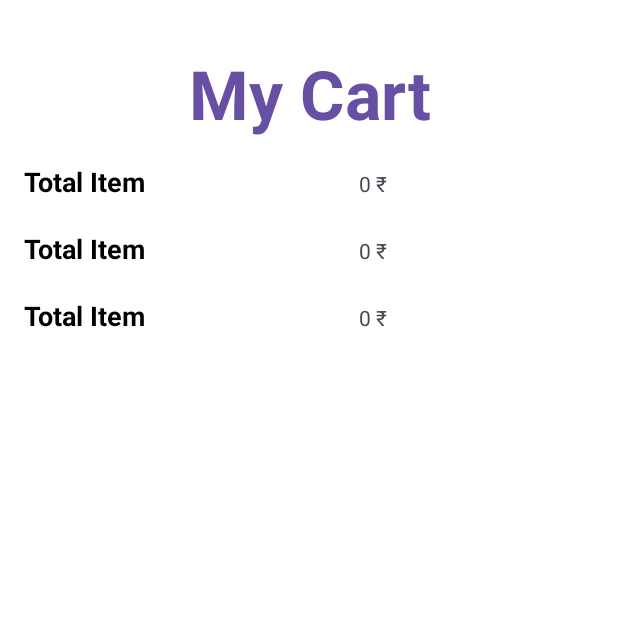
After one commit to Rachil23/FoodEase, an Android app: the MainActivity9 screen opened directly, with no data from a screen before it, on a phone screen of 412 x 824 dp, the top half of it. The commit adds this screen. Run offline under Robolectric (Android 15) with nearby library versions, the phone set to English and light mode, and no system bars.

Commit message:
Buttons and UI changes

```diff
--- a/app/src/main/AndroidManifest.xml
+++ b/app/src/main/AndroidManifest.xml
@@ -12,6 +12,18 @@
         android:supportsRtl="true"
         android:theme="@style/Theme.FOODEASEAPP"
         tools:targetApi="31">
+        <activity
+            android:name=".MainActivity10"
+            android:exported="true">
+            <intent-filter>
+                <action android:name="android.intent.action.MAIN" />
+
+                <category android:name="android.intent.category.LAUNCHER" />
+            </intent-filter>
+        </activity>
+        <activity
+            android:name=".MainActivity9"
+            android:exported="false" />
         <activity
             android:name=".MainActivity8"
             android:exported="false" />
--- a/app/src/main/java/com/example/foodeaseapp/MainActivity4.java
+++ b/app/src/main/java/com/example/foodeaseapp/MainActivity4.java
@@ -2,26 +2,38 @@ package com.example.foodeaseapp;
 
 import androidx.appcompat.app.AppCompatActivity;
 
+import android.annotation.SuppressLint;
 import android.os.Bundle;
 import android.view.View;
 import android.widget.Button;
+import android.widget.EditText;
 import android.widget.Toast;
 
 public class MainActivity4 extends AppCompatActivity implements View.OnClickListener {
     private Button button;
 
+    EditText id_email;
 
 
     @Override
     protected void onCreate(Bundle savedInstanceState) {
+
+
+
         super.onCreate(savedInstanceState);
         setContentView(R.layout.activity_main4);
-
+        id_email=findViewById(R.id.delivery_address);
         button = findViewById(R.id.button7);
         button.setOnClickListener(this);
     }
 
     public void onClick(View view){
-        Toast.makeText(MainActivity4.this,"Order confirmed ", Toast.LENGTH_SHORT).show();
+        String d_address = id_email.getText().toString();
+        if(d_address.length()==0)
+        {
+            Toast.makeText(MainActivity4.this,"Enter Address ", Toast.LENGTH_SHORT).show();
+        }
+        else{
+        Toast.makeText(MainActivity4.this,"Order confirmed ", Toast.LENGTH_SHORT).show();}
     }
 }
--- /dev/null
+++ b/app/src/main/java/com/example/foodeaseapp/MainActivity9.java
@@ -0,0 +1,14 @@
+package com.example.foodeaseapp;
+
+import androidx.appcompat.app.AppCompatActivity;
+
+import android.os.Bundle;
+
+public class MainActivity9 extends AppCompatActivity {
+
+    @Override
+    protected void onCreate(Bundle savedInstanceState) {
+        super.onCreate(savedInstanceState);
+        setContentView(R.layout.activity_main9);
+    }
+}
--- /dev/null
+++ b/app/src/main/res/layout/activity_main10.xml
@@ -0,0 +1,10 @@
+<?xml version="1.0" encoding="utf-8"?>
+<androidx.constraintlayout.widget.ConstraintLayout xmlns:android="http://schemas.android.com/apk/res/android"
+    xmlns:app="http://schemas.android.com/apk/res-auto"
+    xmlns:tools="http://schemas.android.com/tools"
+    android:layout_width="match_parent"
+    android:layout_height="match_parent"
+    tools:context=".MainActivity10"
+    android:background="@drawable/login">
+
+</androidx.constraintlayout.widget.ConstraintLayout>
--- a/app/src/main/res/layout/activity_main4.xml
+++ b/app/src/main/res/layout/activity_main4.xml
@@ -27,7 +27,7 @@
         app:layout_constraintVertical_bias="0.333" />
 
     <EditText
-        android:id="@+id/editTextTextEmailAddress"
+        android:id="@+id/delivery_address"
         android:layout_width="302dp"
         android:layout_height="55dp"
         android:layout_marginStart="45dp"
@@ -55,6 +55,6 @@
         app:layout_constraintEnd_toEndOf="parent"
         app:layout_constraintHorizontal_bias="0.313"
         app:layout_constraintStart_toStartOf="parent"
-        app:layout_constraintTop_toBottomOf="@+id/editTextTextEmailAddress"
+        app:layout_constraintTop_toBottomOf="@+id/delivery_address"
         app:layout_constraintVertical_bias="0.615" />
 </androidx.constraintlayout.widget.ConstraintLayout>
--- a/app/src/main/res/layout/activity_main8.xml
+++ b/app/src/main/res/layout/activity_main8.xml
@@ -140,4 +140,5 @@
         app:layout_constraintBottom_toBottomOf="parent"
         app:layout_constraintStart_toStartOf="parent"
         app:layout_constraintTop_toBottomOf="@+id/button25" />
+
 </androidx.constraintlayout.widget.ConstraintLayout>
--- /dev/null
+++ b/app/src/main/res/layout/activity_main9.xml
@@ -0,0 +1,124 @@
+<?xml version="1.0" encoding="utf-8"?>
+<androidx.constraintlayout.widget.ConstraintLayout xmlns:android="http://schemas.android.com/apk/res/android"
+    xmlns:app="http://schemas.android.com/apk/res-auto"
+    xmlns:tools="http://schemas.android.com/tools"
+    android:layout_width="match_parent"
+    android:layout_height="match_parent"
+    tools:context=".MainActivity9"
+    android:background="@color/simplebackgroundcolor">
+
+
+    <ScrollView
+        android:layout_width="match_parent"
+        android:layout_height="match_parent"
+        tools:layout_editor_absoluteX="0dp"
+        tools:layout_editor_absoluteY="-16dp">
+
+        <LinearLayout
+            android:layout_width="match_parent"
+            android:layout_height="wrap_content"
+            android:orientation="vertical">
+
+            <TextView
+                android:id="@+id/textView4"
+                android:layout_width="match_parent"
+                android:layout_height="wrap_content"
+                android:layout_marginTop="32dp"
+                android:text="My Cart"
+                android:textColor="#6750A3"
+                android:textSize="45dp"
+                android:textStyle="bold"
+                android:textAlignment="center"/>
+
+            <androidx.recyclerview.widget.RecyclerView
+                android:layout_width="match_parent"
+                android:layout_height="match_parent" >
+
+            </androidx.recyclerview.widget.RecyclerView>
+
+            <LinearLayout
+                android:layout_width="match_parent"
+                android:layout_height="match_parent"
+                android:layout_marginStart="16dp"
+                android:layout_marginTop="16dp"
+                android:layout_marginEnd="16dp"
+                android:layout_marginBottom="4dp"
+                android:orientation="horizontal">
+
+                <TextView
+                    android:id="@+id/textView5"
+                    android:layout_width="wrap_content"
+                    android:layout_height="wrap_content"
+                    android:layout_weight="1"
+                    android:text="Total Item "
+                    android:textColor="@color/black"
+                    android:textSize="18dp"
+                    android:textStyle="bold"
+                    />
+
+                <TextView
+                    android:id="@+id/textView6"
+                    android:layout_width="wrap_content"
+                    android:layout_height="wrap_content"
+                    android:layout_weight="1"
+                    android:text="0 ₹" />
+            </LinearLayout>
+
+            <LinearLayout
+                android:layout_width="match_parent"
+                android:layout_height="match_parent"
+                android:layout_marginStart="16dp"
+                android:layout_marginTop="16dp"
+                android:layout_marginEnd="16dp"
+                android:layout_marginBottom="4dp"
+                android:orientation="horizontal">
+
+                <TextView
+                    android:id="@+id/textView5"
+                    android:layout_width="wrap_content"
+                    android:layout_height="wrap_content"
+                    android:layout_weight="1"
+                    android:text="Total Item "
+                    android:textColor="@color/black"
+                    android:textSize="18dp"
+                    android:textStyle="bold" />
+
+                <TextView
+                    android:id="@+id/textView6"
+                    android:layout_width="wrap_content"
+                    android:layout_height="wrap_content"
+                    android:layout_weight="1"
+                    android:text="0 ₹" />
+            </LinearLayout>
+
+            <LinearLayout
+                android:layout_width="match_parent"
+                android:layout_height="match_parent"
+                android:layout_marginStart="16dp"
+                android:layout_marginTop="16dp"
+                android:layout_marginEnd="16dp"
+                android:layout_marginBottom="4dp"
+                android:orientation="horizontal">
+
+                <TextView
+                    android:id="@+id/textView5"
+                    android:layout_width="wrap_content"
+                    android:layout_height="wrap_content"
+                    android:layout_weight="1"
+                    android:text="Total Item "
+                    android:textColor="@color/black"
+                    android:textSize="18dp"
+                    android:textStyle="bold" />
+
+                <TextView
+                    android:id="@+id/textView6"
+                    android:layout_width="wrap_content"
+                    android:layout_height="wrap_content"
+                    android:layout_weight="1"
+                    android:text="0 ₹" />
+            </LinearLayout>
+
+        </LinearLayout>
+    </ScrollView>
+
+</androidx.constraintlayout.widget.ConstraintLayout>
```
Also changed, not shown: app/src/main/res/drawable/cart.webp (added), app/src/main/res/drawable/home.png (added), app/src/main/res/drawable/homeicon.jpg (added), app/src/main/res/drawable/login.jpg (added).
